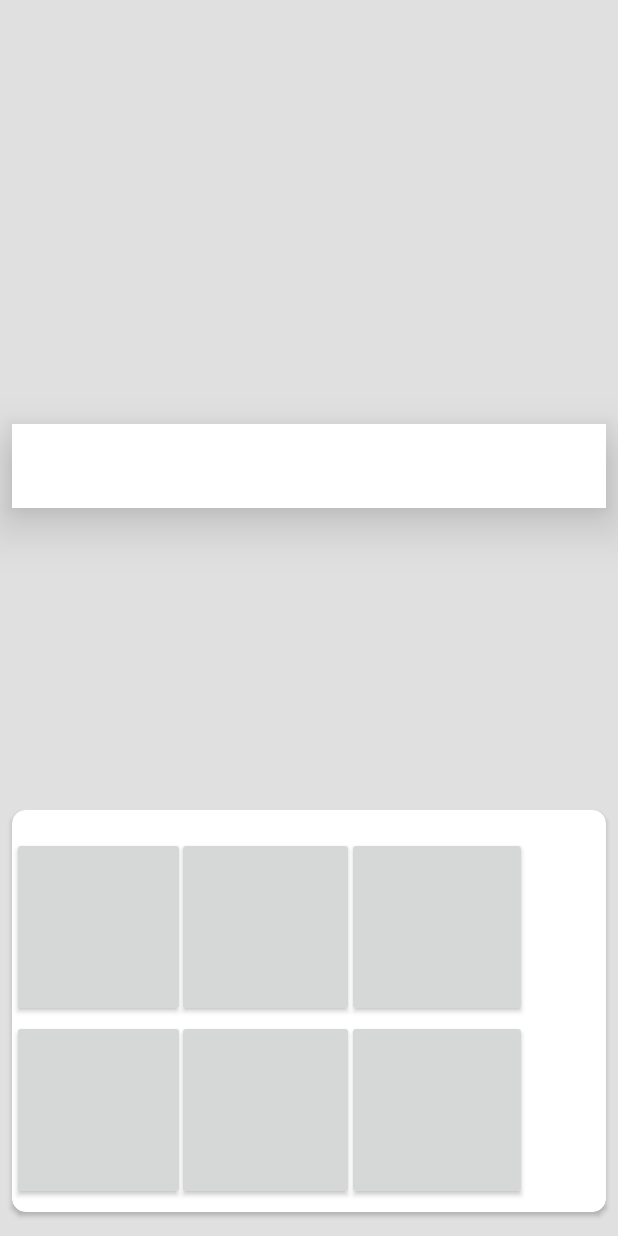
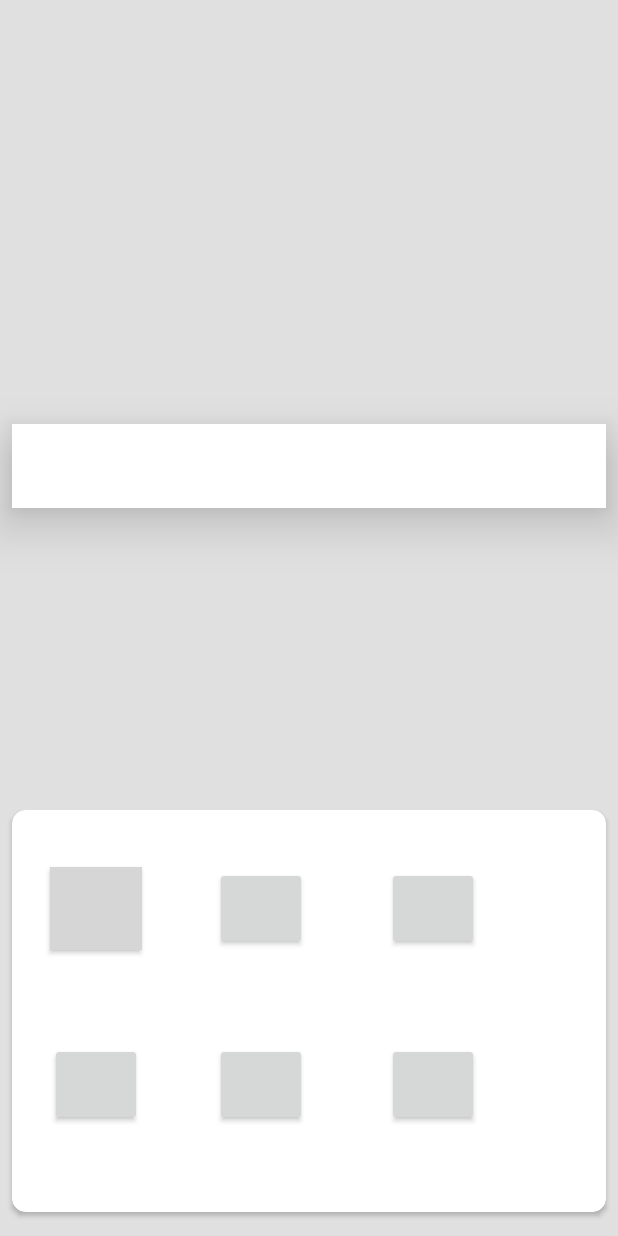
Before and after one commit to gadeelanikhil/Teacher_Companion, an Android app: the screen it shows after launch (MainActivity), on a phone screen of 412 x 824 dp. Run offline under Robolectric (Android 15) with nearby library versions, the phone set to English and light mode, and no system bars; grey boxes are pictures that could not be loaded.

Commit message:
Commit 1.1

```diff
--- a/app/src/main/AndroidManifest.xml
+++ b/app/src/main/AndroidManifest.xml
@@ -17,7 +17,8 @@
             </intent-filter>
         </activity>
         <activity android:name=".addclass" />
-        <activity android:name=".TakeAttendence"></activity>
+        <activity android:name=".TakeAttendence" />
+        <activity android:name=".rateus"></activity>
     </application>
 
 </manifest>
--- a/app/src/main/res/layout/activity_addclass.xml
+++ b/app/src/main/res/layout/activity_addclass.xml
@@ -48,11 +48,10 @@
         android:layout_marginEnd="4dp"
         android:layout_marginStart="4dp"
         app:layout_constraintBottom_toBottomOf="parent"
-        app:layout_constraintHorizontal_bias="0.0"
         app:layout_constraintLeft_toLeftOf="parent"
         app:layout_constraintRight_toRightOf="parent"
         app:layout_constraintTop_toTopOf="parent"
-        app:layout_constraintVertical_bias="1.0"
+        app:layout_constraintVertical_bias="0.94"
         tools:layout_constraintBottom_creator="1"
         tools:layout_constraintLeft_creator="1"
         tools:layout_constraintRight_creator="1"
--- a/app/src/main/res/layout/activity_main.xml
+++ b/app/src/main/res/layout/activity_main.xml
@@ -35,6 +35,7 @@
         android:layout_marginStart="8dp"
         app:cardCornerRadius="9dp"
         app:layout_constraintBottom_toBottomOf="parent"
+        app:layout_constraintHorizontal_bias="1.0"
         app:layout_constraintLeft_toLeftOf="parent"
         app:layout_constraintRight_toRightOf="parent"
         tools:ignore="MissingConstraints"
@@ -43,44 +44,47 @@
         tools:layout_constraintRight_creator="1">
 
         <Button
+            android:id="@+id/button3"
+            android:layout_width="61dp"
+            android:layout_height="55dp"
+            android:layout_marginStart="250dp"
+            android:layout_marginTop="38dp" />
+
+        <Button
+            android:id="@+id/button4"
+            android:layout_width="61dp"
+            android:layout_height="55dp"
+            android:layout_marginBottom="25dp"
+            android:layout_marginStart="25dp"
+            android:layout_marginTop="155dp" />
+
+        <Button
+            android:id="@+id/button5"
+            android:layout_width="61dp"
+            android:layout_height="55dp"
+            android:layout_marginStart="135dp"
+            android:layout_marginTop="155dp" />
+
+        <Button
+            android:id="@+id/button6"
+            android:layout_width="61dp"
+            android:layout_height="55dp"
+            android:layout_marginStart="250dp"
+            android:layout_marginTop="155dp" />
+
+        <Button
             android:id="@+id/button"
-            android:layout_width="115dp"
-            android:layout_height="120dp"
-            android:layout_marginTop="18dp" />
+            android:layout_width="61dp"
+            android:layout_height="55dp"
+            android:layout_marginStart="25dp"
+            android:layout_marginTop="38dp"
+            android:background="@drawable/stats_line_chart" />
 
         <Button
             android:id="@+id/button2"
-            android:layout_width="118dp"
-            android:layout_height="120dp"
-            android:layout_marginStart="110dp"
-            android:layout_marginTop="18dp" />
-
-        <Button
-            android:id="@+id/button3"
-            android:layout_width="120dp"
-            android:layout_height="120dp"
-            android:layout_marginStart="223dp"
-            android:layout_marginTop="18dp" />
-
-        <Button
-            android:id="@+id/button4"
-            android:layout_width="115dp"
-            android:layout_height="120dp"
-            android:layout_marginBottom="25dp"
-            android:layout_marginTop="140dp" />
-
-        <Button
-            android:id="@+id/button5"
-            android:layout_width="118dp"
-            android:layout_height="120dp"
-            android:layout_marginStart="110dp"
-            android:layout_marginTop="140dp" />
-
-        <Button
-            android:id="@+id/button6"
-            android:layout_width="120dp"
-            android:layout_height="120dp"
-            android:layout_marginStart="223dp"
-            android:layout_marginTop="140dp" />
+            android:layout_width="61dp"
+            android:layout_height="55dp"
+            android:layout_marginStart="135dp"
+            android:layout_marginTop="38dp" />
     </android.support.v7.widget.CardView>
 </android.support.constraint.ConstraintLayout>
```
Also changed, not shown: app/src/main/java/teratroopers/teachercompanion/rateus.java (added, +13 -0 lines), app/src/main/res/layout/activity_rateus.xml (added, +9 -0 lines), app/src/main/res/layout/activity_take_attendence.xml (+34 -8 lines), app/src/main/res/drawable-hdpi/ic_action_name.png (added), app/src/main/res/drawable-mdpi/ic_action_name.png (added), app/src/main/res/drawable-xhdpi/ic_action_name.png (added), app/src/main/res/drawable-xxhdpi/ic_action_name.png (added).
